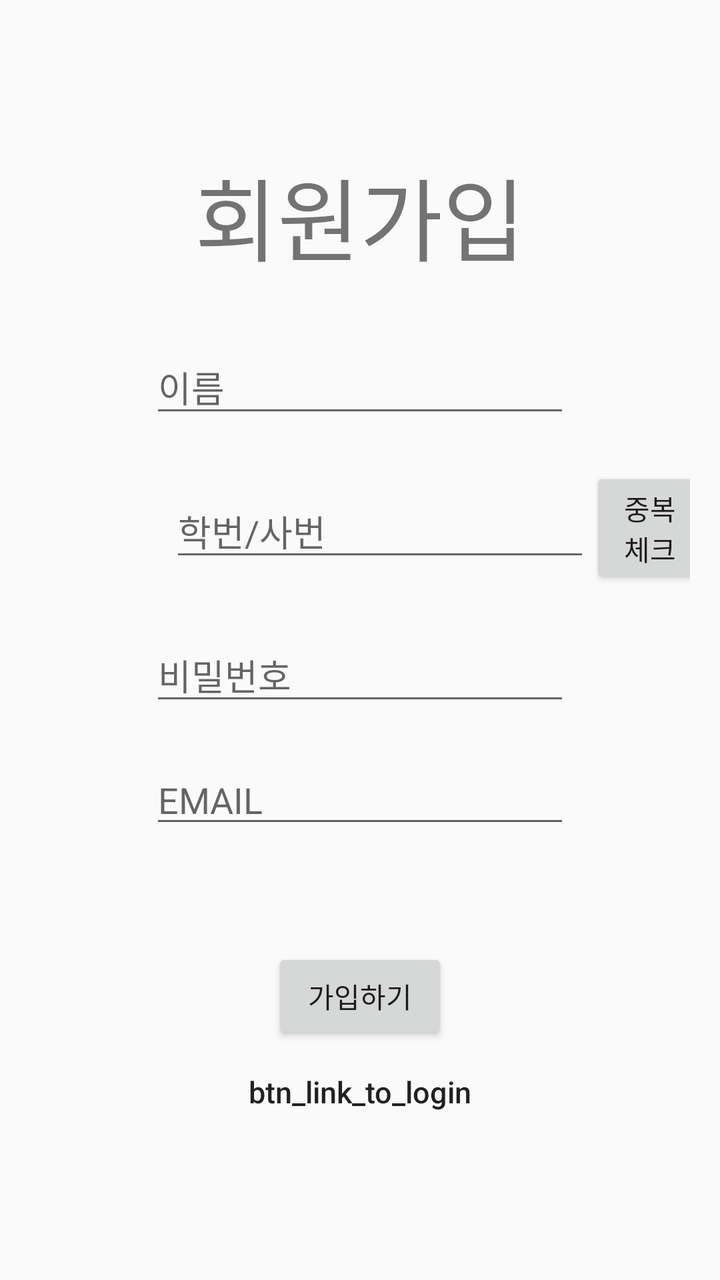
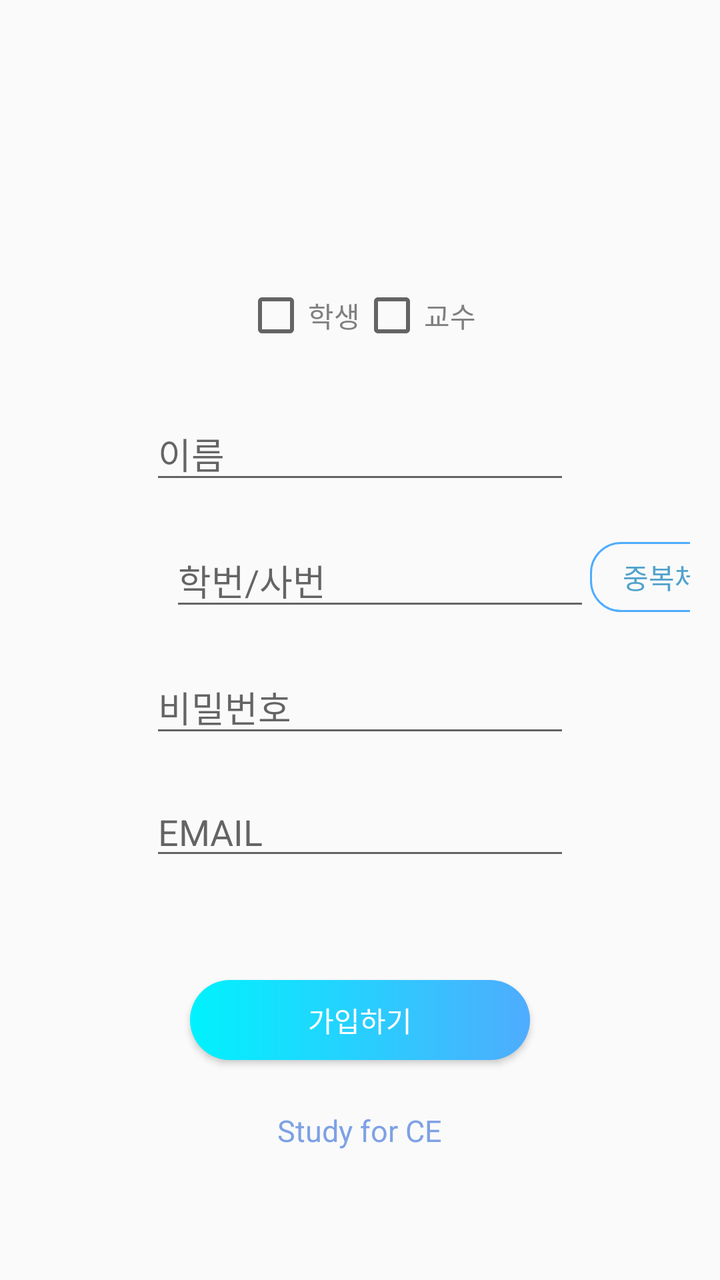

The first picture is an Android layout as it rendered before a commit; the second is the same layout after the commit. The layout source and the unified diff follow.
<!-- AndroidManifest.xml: application theme Theme.AppCompat.Light.DarkActionBar -->
<!-- res/layout/activity_sign.xml -->
<?xml version="1.0" encoding="utf-8"?>
<LinearLayout xmlns:android="http://schemas.android.com/apk/res/android"
    android:layout_width="match_parent"
    android:layout_height="match_parent"
    xmlns:tools="http://schemas.android.com/tools"
    android:layout_gravity="center"
    android:orientation="vertical"
    android:padding="15dp"
    tools:context=".Sign">

    <TextView
        android:layout_gravity="center"
        android:layout_width="wrap_content"
        android:layout_height="wrap_content"
        android:text="회원가입"
        android:textSize="45sp"
        android:padding="10dp"
        android:layout_marginTop="50dp"
        android:layout_marginBottom="20dp"
        />


    <EditText
        android:id="@+id/si_n"
        android:layout_width="wrap_content"
        android:layout_height="wrap_content"
        android:layout_gravity="center"
        android:layout_marginBottom="10dp"
        android:ems="10"
        android:hint="이름"
        android:inputType="textPersonName" />

    <LinearLayout
        android:layout_width="wrap_content"
        android:layout_height="wrap_content"
        android:layout_gravity="center"
        android:layout_marginLeft="40dp"
        android:layout_marginBottom="10dp"
        android:padding="10dp">

        <EditText
            android:id="@+id/si_id"
            android:layout_width="wrap_content"
            android:layout_height="wrap_content"
            android:layout_gravity="center"
            android:ems="10"
            android:hint="학번/사번"
            android:inputType="textPersonName" />

        <Button
            android:id="@+id/btn1_idc"
            android:layout_width="wrap_content"
            android:layout_height="wrap_content"
            android:layout_gravity="center"
            android:text="중복체크" />
    </LinearLayout>

    <EditText
        android:layout_gravity="center"
        android:id="@+id/si_pw"
        android:layout_width="wrap_content"
        android:layout_height="wrap_content"
        android:ems="10"
        android:hint="비밀번호"
        android:inputType="textPassword"
        android:layout_marginBottom="20dp"

        />

    <EditText
        android:layout_gravity="center"
        android:id="@+id/si_email"
        android:layout_width="wrap_content"
        android:layout_height="wrap_content"
        android:ems="10"
        android:hint="EMAIL "
        android:inputType="textEmailAddress"
        android:layout_marginBottom="25dp"
        />


    <Button
        android:layout_gravity="center"
        android:id="@+id/btn1_sign"
        android:layout_width="wrap_content"
        android:layout_height="wrap_content"
        android:layout_marginTop="30dp"
        android:text="가입하기"/>

    
    <Button
        android:id="@+id/btnLoginScreen"
        android:layout_width="fill_parent"
        android:layout_height="wrap_content"
        android:background="@null"
        android:text="btn_link_to_login"
        android:textAllCaps="false"
        android:textSize="15dp" />


    <TextView
        android:layout_gravity="center"
        android:layout_width="wrap_content"
        android:layout_height="wrap_content"
        android:text="Study for CE"
        android:textSize="15sp"
        android:padding="10dp"
        android:layout_marginTop="15dp"
        android:layout_marginBottom="20dp"
        android:textColor="#808080"
        />
</LinearLayout>
<!-- resources referenced by this layout -->
<resources>

</resources>

<!-- the commit's change to res/layout/activity_sign.xml (unified diff, before → after) -->
@@ -12,16 +12,36 @@
         android:layout_gravity="center"
         android:layout_width="wrap_content"
         android:layout_height="wrap_content"
-        android:text="회원가입"
-        android:textSize="45sp"
+        android:textSize="35sp"
         android:padding="10dp"
-        android:layout_marginTop="50dp"
-        android:layout_marginBottom="20dp"
+        android:layout_marginTop="20dp"
+        android:layout_marginBottom="40dp"
         />
 
 
+<LinearLayout
+    android:layout_width="wrap_content"
+    android:layout_height="wrap_content"
+    android:layout_gravity="center"
+    android:layout_marginBottom="30dp">
+    <CheckBox
+        android:id="@+id/chstu"
+        android:textColor="#808080"
+        android:layout_width="wrap_content"
+        android:layout_height="wrap_content"
+        android:text="학생"
+        />
+    <CheckBox
+        android:id="@+id/chpro"
+        android:textColor="#808080"
+        android:layout_width="wrap_content"
+        android:layout_height="wrap_content"
+        android:text="교수"
+        />
+</LinearLayout>
     <EditText
         android:id="@+id/si_n"
+        android:textcolor="#52a3cc"
         android:layout_width="wrap_content"
         android:layout_height="wrap_content"
         android:layout_gravity="center"
@@ -49,10 +69,12 @@
 
         <Button
             android:id="@+id/btn1_idc"
-            android:layout_width="wrap_content"
-            android:layout_height="wrap_content"
+            android:layout_width="85dp"
+            android:layout_height="35dp"
             android:layout_gravity="center"
-            android:text="중복체크" />
+            android:background="@drawable/btnbl"
+            android:text="중복체크"
+            android:textColor="#52a3cc" />
     </LinearLayout>
 
     <EditText
@@ -80,22 +102,16 @@
 
 
     <Button
+        android:id="@+id/btn1_sign"
+        android:layout_width="170dp"
+        android:layout_height="40dp"
         android:layout_gravity="center"
-        android:id="@+id/btn1_sign"
-        android:layout_width="wrap_content"
-        android:layout_height="wrap_content"
         android:layout_marginTop="30dp"
-        android:text="가입하기"/>
+        android:textColor="@color/white"
+        android:background="@drawable/button_b"
+        android:text="가입하기" />
 
-    
-    <Button
-        android:id="@+id/btnLoginScreen"
-        android:layout_width="fill_parent"
-        android:layout_height="wrap_content"
-        android:background="@null"
-        android:text="btn_link_to_login"
-        android:textAllCaps="false"
-        android:textSize="15dp" />
+   
 
 
     <TextView
@@ -103,10 +119,11 @@
         android:layout_width="wrap_content"
         android:layout_height="wrap_content"
         android:text="Study for CE"
+
         android:textSize="15sp"
         android:padding="10dp"
         android:layout_marginTop="15dp"
         android:layout_marginBottom="20dp"
-        android:textColor="#808080"
+        android:textColor="#7ea1e5"
         />
 </LinearLayout>
<!-- resource entries referenced after the edit -->
@@ -1,5 +1,41 @@
 <!-- resources referenced by this layout -->
 <resources>
-
+  <color name="white">#FFFFFF</color>
+  <!-- drawable btnbl (drawable) -->
+  <?xml version="1.0" encoding="utf-8"?>
+  <shape xmlns:android="http://schemas.android.com/apk/res/android">
+  
+      <solid android:color="#00ff0000"/>
+  
+      <stroke
+          android:width="1dp"
+          android:color="#4facfe"/>
+      <corners
+          android:topLeftRadius="15dp"
+          android:topRightRadius="15dp"
+          android:bottomLeftRadius="15dp"
+          android:bottomRightRadius="15dp" />
+  
+  </shape>
+  <!-- drawable button_b (drawable) -->
+  <?xml version="1.0" encoding="utf-8"?>
+  <shape xmlns:android="http://schemas.android.com/apk/res/android"
+      android:padding="10dp"
+      android:shape="rectangle">
+      <gradient
+          android:angle="0"
+          android:startColor="#00f2fe"
+          android:endColor="#4facfe"/>
+      <corners
+          android:bottomLeftRadius="25dp"
+          android:bottomRightRadius="25dp"
+          android:topLeftRadius="25dp"
+          android:topRightRadius="25dp"/>
+  
+      
+      
+  
+      
+  </shape>
 </resources>
 
